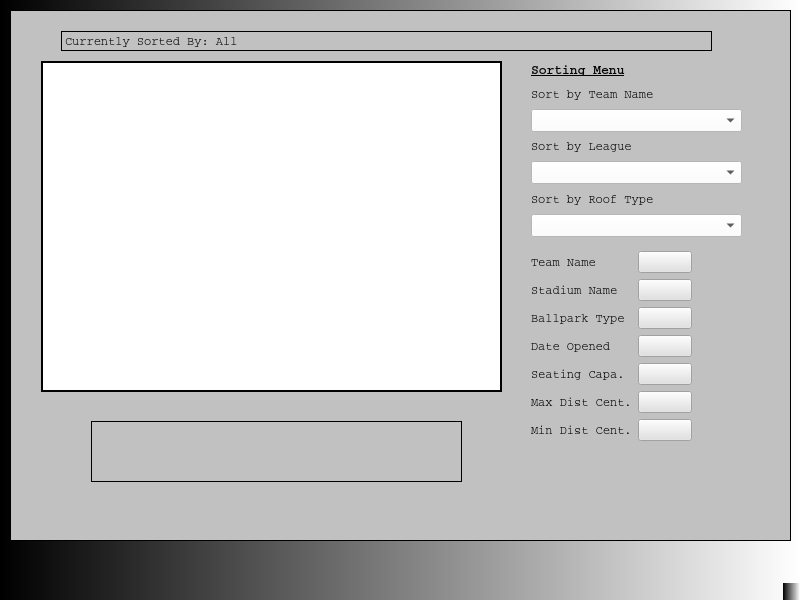
The window that CS1D_Project_2/mainwindow.ui (hicholasnu/Take-Me-Out-To-The-Ballgame) describes before a commit, drawn with Qt 5.
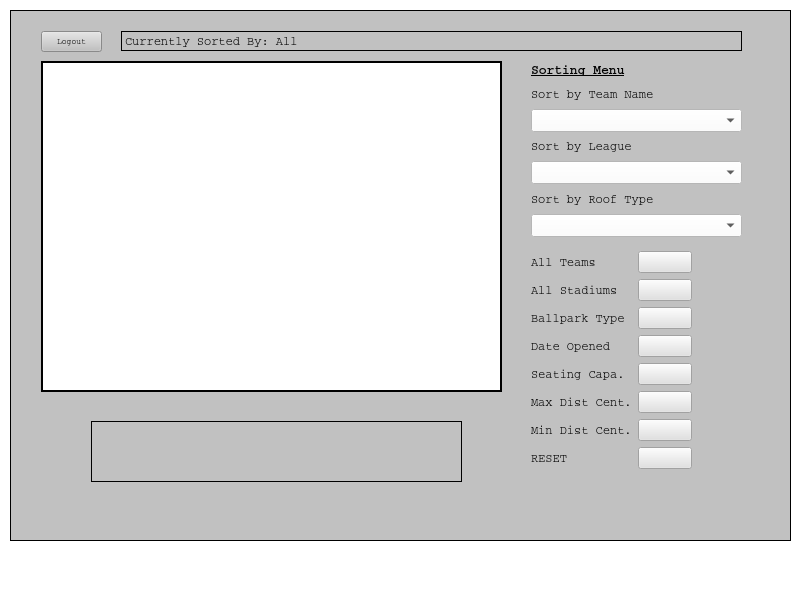
The same window after the commit. The open tabs and pages were chosen to show the change.

The edit to the form file:
```diff
--- a/CS1D_Project_2/mainwindow.ui
+++ b/CS1D_Project_2/mainwindow.ui
@@ -14,7 +14,7 @@
    <string>MainWindow</string>
   </property>
   <property name="styleSheet">
-   <string notr="true">background-color: qlineargradient(spread:pad, x1:0, y1:0, x2:1, y2:0, stop:0 rgba(0, 0, 0, 255), stop:1 rgba(255, 255, 255, 255));</string>
+   <string notr="true">background-color: rgb(255, 255, 255);</string>
   </property>
   <widget class="QWidget" name="centralwidget">
    <widget class="QStackedWidget" name="stackedWidget">
@@ -217,9 +217,9 @@
      <widget class="QLabel" name="labelShowCurrentSort">
       <property name="geometry">
        <rect>
-        <x>50</x>
+        <x>110</x>
         <y>20</y>
-        <width>651</width>
+        <width>621</width>
         <height>20</height>
        </rect>
       </property>
@@ -347,7 +347,7 @@
         <x>520</x>
         <y>240</y>
         <width>206</width>
-        <height>241</height>
+        <height>275</height>
        </rect>
       </property>
       <layout class="QFormLayout" name="formLayout_3">
@@ -362,7 +362,7 @@
           </font>
          </property>
          <property name="text">
-          <string>Team Name</string>
+          <string>All Teams</string>
          </property>
         </widget>
        </item>
@@ -387,7 +387,7 @@
           </font>
          </property>
          <property name="text">
-          <string>Stadium Name</string>
+          <string>All Stadiums</string>
          </property>
         </widget>
        </item>
@@ -511,6 +511,28 @@
          </property>
         </widget>
        </item>
+       <item row="7" column="0">
+        <widget class="QLabel" name="labelResetStadiumsTable">
+         <property name="font">
+          <font>
+           <family>Courier</family>
+          </font>
+         </property>
+         <property name="text">
+          <string>RESET</string>
+         </property>
+        </widget>
+       </item>
+       <item row="7" column="1">
+        <widget class="QPushButton" name="pushButtonResetStadiumsTable">
+         <property name="styleSheet">
+          <string notr="true">background-color: rgb(225, 225, 225);</string>
+         </property>
+         <property name="text">
+          <string/>
+         </property>
+        </widget>
+       </item>
       </layout>
      </widget>
      <widget class="QLabel" name="labelAdditionalInfo">
@@ -535,6 +557,25 @@
        <string/>
       </property>
      </widget>
+     <widget class="QPushButton" name="pushButtonUserLogout">
+      <property name="geometry">
+       <rect>
+        <x>30</x>
+        <y>20</y>
+        <width>61</width>
+        <height>21</height>
+       </rect>
+      </property>
+      <property name="font">
+       <font>
+        <family>Courier</family>
+        <pointsize>6</pointsize>
+       </font>
+      </property>
+      <property name="text">
+       <string>Logout</string>
+      </property>
+     </widget>
     </widget>
    </widget>
   </widget>
```
Left out of the diff: 4 changed lines with no effect on the pictures.
